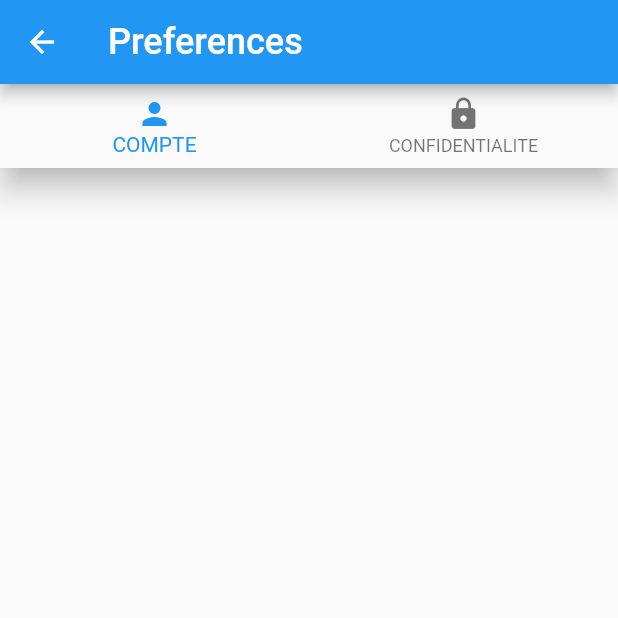
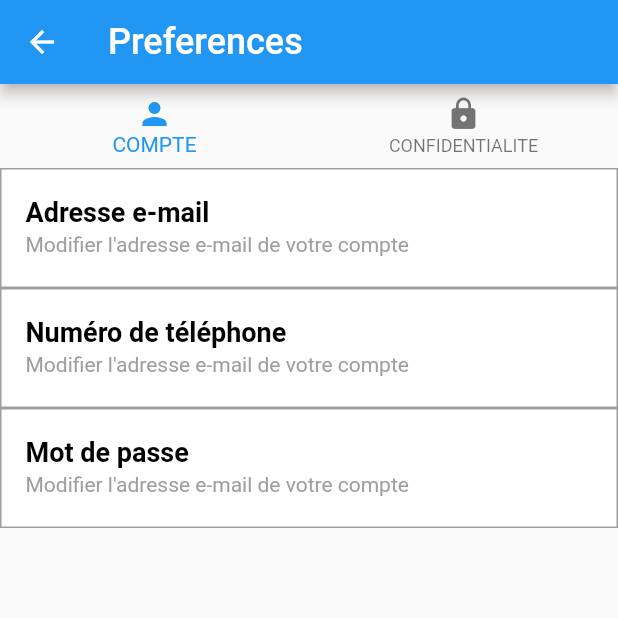
Before and after one commit to ahmedElatrouz/social_app, a Flutter app: the EditProfilPage screen opened directly, on a phone screen of 412 x 824 dp, the top half of it. Run offline on Flutter 3.47's test engine with Material 2 defaults, Android fonts, the phone set to English and light mode, and no system bars; our stand-ins replace cached_network_image, cloud_firestore, firebase_auth, flutter_spinkit, flutter_svg; accounts and stored records are empty.

Commit message:
finishing edit page design

```diff
--- a/lib/view/profil/edit_profile_page.dart
+++ b/lib/view/profil/edit_profile_page.dart
@@ -1,11 +1,47 @@
+
+
 import 'package:flutter/material.dart';
+import 'package:social_app/view/accueil/notification_page.dart';
+import 'package:social_app/view/accueil/recommandations_page.dart';
+import 'package:social_app/view/shared/constants.dart';
+
+
+  enum settings{
+    editEmail,editTel,editPassword,accesPrive
+  }
+  enum pages{
+    compte,confidentialite
+  }
+
+
+
+
+
+
+
 
 class EditProfilPage extends StatefulWidget {
   @override
   _EditProfilPageState createState() => _EditProfilPageState();
 }
 
+
 class _EditProfilPageState extends State<EditProfilPage> {
+
+
+  PageController pageController;
+  int pageIndex = 0;
+
+
+   @override
+  void initState() {
+    super.initState();
+    pageController = PageController(
+      initialPage: 0,
+    );
+  }
+
+
   @override
   Widget build(BuildContext context) {
     return Scaffold(
@@ -21,6 +57,9 @@ class _EditProfilPageState extends State<EditProfilPage> {
               Container(
                 color: Colors.grey[100],
                 child: BottomNavigationBar(
+                  currentIndex: pageIndex,
+                  onTap: onTap,
+                  elevation: 50.0,
                   type: BottomNavigationBarType.fixed,
                   items: [
                     BottomNavigationBarItem(
@@ -31,7 +70,116 @@ class _EditProfilPageState extends State<EditProfilPage> {
 
                   ],
                 ),
-              )
+              ),
+             Expanded(
+                            child: Scaffold(
+                 body:PageView(
+                  children: <Widget>[
+                    EditPageCore(page: pages.compte),
+                     EditPageCore(page: pages.confidentialite),
+
+                  ],
+                  controller: pageController,
+                   onPageChanged: onPageChanged,
+                   physics: NeverScrollableScrollPhysics(),
+                )
+               ),
+             )
+
+
             ]));
   }
+
+
+
+
+
+
+  void onPageChanged(int pageIndex) {
+    setState(() {
+      this.pageIndex = pageIndex;
+    });
+  }
+    void onTap(int pageIndex) {
+    pageController.jumpToPage(
+      pageIndex,
+      );
+  }
+
+   @override
+  void dispose() {
+    pageController.dispose();
+    super.dispose();
+  }
+
+
 }
+
+
+List<EditElements> compteList=[
+              EditElements(settings.editEmail),
+              EditElements(settings.editTel),
+              EditElements(settings.editPassword),];
+
+List<EditElements> confidentialiteList=[
+              EditElements(settings.accesPrive),];
+
+
+class EditPageCore extends StatelessWidget {
+  final pages page;
+
+  const EditPageCore({@required this.page});
+  @override
+  Widget build(BuildContext context) {
+    return Container(
+      child:Column(
+        children:page==pages.compte?compteList:confidentialiteList,
+
+      ) ,
+    );
+  }
+}
+
+
+
+
+
+
+
+
+class EditElements extends StatelessWidget {
+
+  final settings setting;
+
+   EditElements(this.setting);
+  @override
+  Widget build(BuildContext context) {
+    return Container(
+      height: 80,
+      decoration: BoxDecoration(
+        color:Colors.white,
+        border: Border.all(color:Colors.grey),
+      ),
+        child: Column(
+          mainAxisAlignment: MainAxisAlignment.center,
+        children:<Widget>[
+          GestureDetector(
+              onTap:()=> print("go to this setting"),
+              child: ListTile(
+                  title: Text(
+                    kEditElementsText[setting][0],
+                    style: TextStyle(
+                      color:Colors.black,
+                      fontWeight: FontWeight.w600,
+                      fontSize: 18.0
+                    ),),
+                    subtitle: Text(kEditElementsText[setting][1],
+                    style:TextStyle(color:Colors.grey), ),
+              ),
+          ),
+
+        ]
+      ),
+    );
+  }
+}
--- a/lib/view/shared/constants.dart
+++ b/lib/view/shared/constants.dart
@@ -1,5 +1,5 @@
 
-
+import '../profil/edit_profile_page.dart';
 import 'package:flutter/cupertino.dart';
 import 'package:flutter/material.dart';
 
@@ -8,3 +8,11 @@ const kHeaderTextStyle=TextStyle(
   fontSize: 40.0,
   fontFamily: 'Signatra',
 );
+
+
+ const Map<settings,List<String>> kEditElementsText={
+   settings.editEmail:["Adresse e-mail","Modifier l'adresse e-mail de votre compte"],
+   settings.editTel:["Numéro de téléphone","Modifier l'adresse e-mail de votre compte"],
+   settings.editPassword:["Mot de passe","Modifier l'adresse e-mail de votre compte"],
+   settings.accesPrive:["Visibilité de vos informations","Modifier la  visibilité de votre profil etde vos informations personnelles"],
+ };
```
